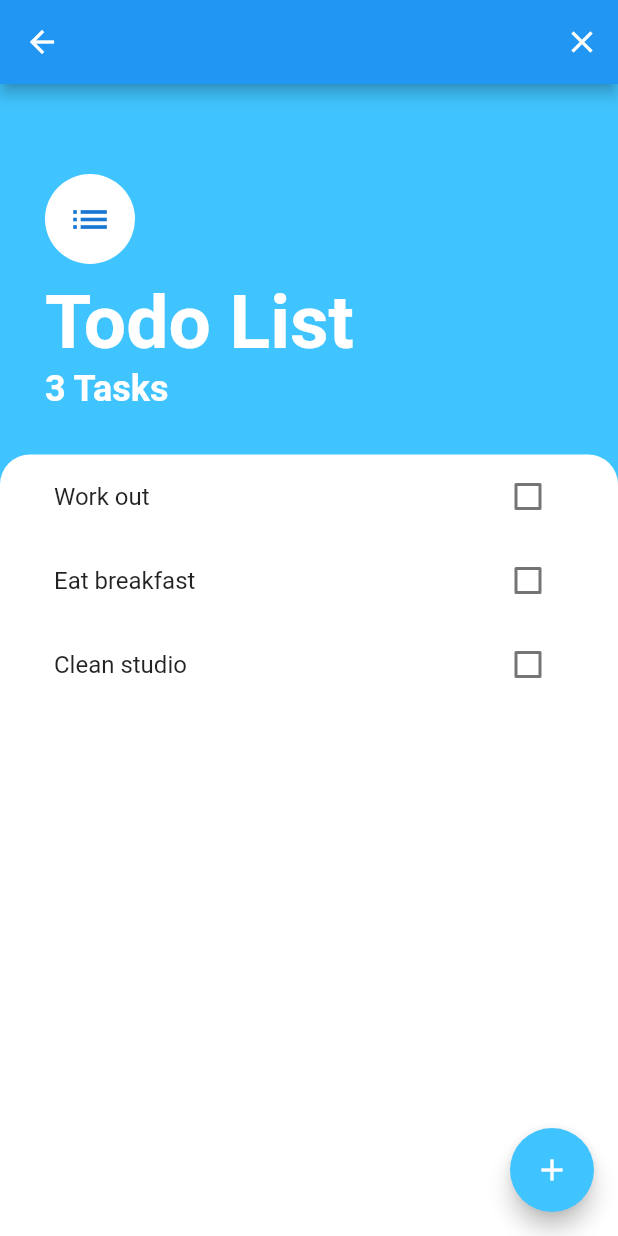
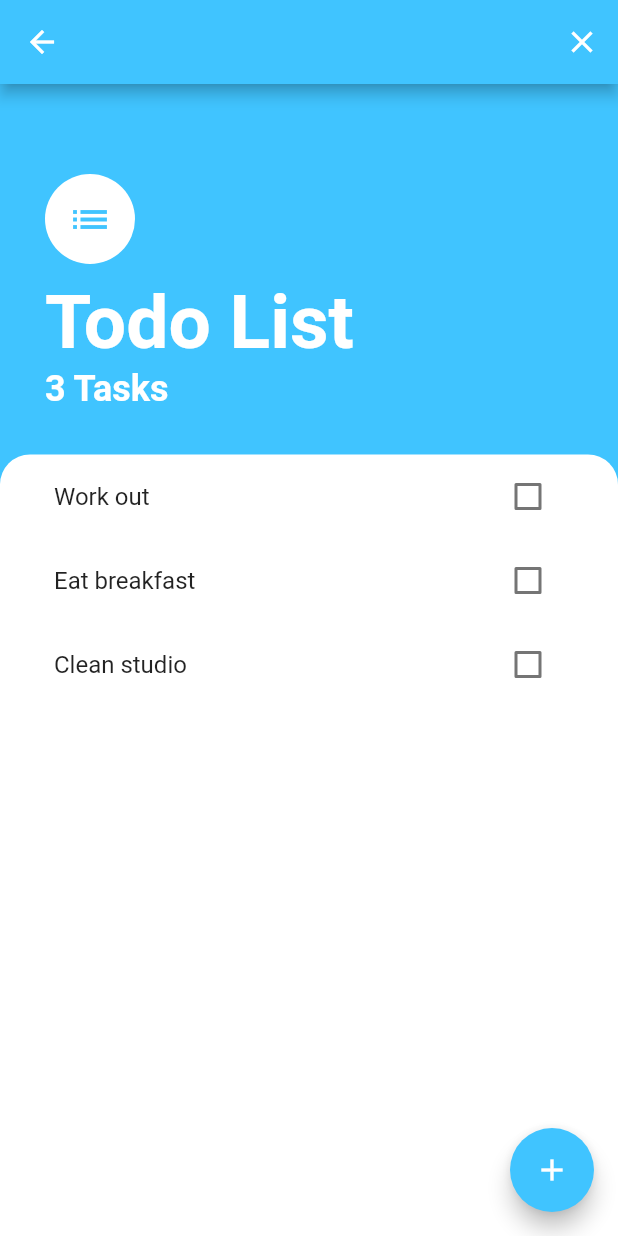
Before and after one commit to derekdotdev/TodoList-Flutter, a Flutter app: the TasksScreen screen opened by its route, on a phone screen of 412 x 824 dp. Run offline on Flutter 3.47's test engine with Material 2 defaults, Android fonts, the phone set to English and light mode, and no system bars; our stand-ins replace cloud_firestore, firebase_auth, firebase_core, modal_progress_hud_nsn; accounts and stored records are empty.

Commit message:
Wrap tasks screen Icon in a Hero for tween animation.

```diff
--- a/lib/screens/tasks_screen.dart
+++ b/lib/screens/tasks_screen.dart
@@ -4,6 +4,7 @@ import 'package:firebase_auth/firebase_auth.dart';
 import 'package:todo_flutter/firebase_options.dart';
 import 'package:todo_flutter/models/task_data.dart';
 import 'package:cloud_firestore/cloud_firestore.dart';
+import 'package:todo_flutter/utilities/constants.dart';
 import 'package:todo_flutter/widgets/tasks_list.dart';
 import 'package:todo_flutter/screens/add_task_screen.dart';
 
@@ -45,6 +46,7 @@ class _TasksScreenState extends State<TasksScreen> {
   Widget build(BuildContext context) {
     return Scaffold(
       appBar: AppBar(
+        backgroundColor: Colors.lightBlueAccent,
         leading: null,
         actions: <Widget>[
           IconButton(
@@ -88,13 +90,17 @@ class _TasksScreenState extends State<TasksScreen> {
             child: Column(
               crossAxisAlignment: CrossAxisAlignment.start,
               children: <Widget>[
-                const CircleAvatar(
-                  child: Icon(
-                    Icons.list,
-                    size: 30.0,
+                const Hero(
+                  tag: kHeroTag,
+                  child: CircleAvatar(
+                    child: Icon(
+                      Icons.list,
+                      color: Colors.lightBlueAccent,
+                      size: 30.0,
+                    ),
+                    backgroundColor: Colors.white,
+                    radius: 30.0,
                   ),
-                  backgroundColor: Colors.white,
-                  radius: 30.0,
                 ),
                 const SizedBox(
                   height: 10.0,
```
